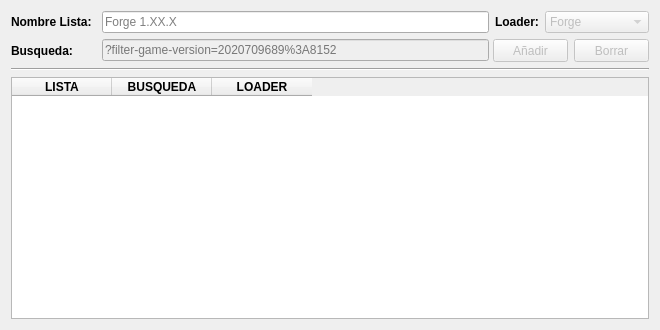
First picture: the form in pyqt_windows/lists_dialog.ui, repository MelonRodante/ModList, before the edit.
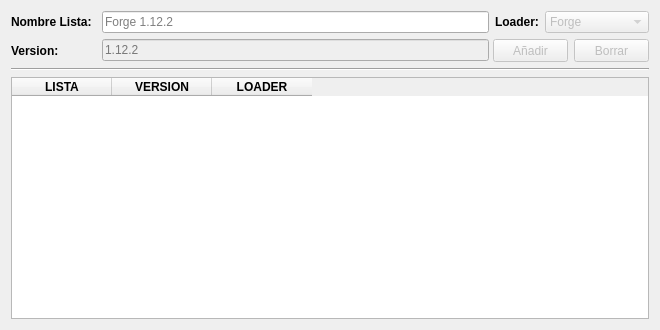
Second picture: the form after the edit. Icons and pictures are not drawn.

Commit message: Nuevo sistema de busqueda de mods (Falta por acabar)

Patch:
```diff
--- a/pyqt_windows/lists_dialog.ui
+++ b/pyqt_windows/lists_dialog.ui
@@ -81,7 +81,7 @@
         </size>
        </property>
        <property name="placeholderText">
-        <string>Forge 1.XX.X</string>
+        <string>Forge 1.12.2 </string>
        </property>
       </widget>
      </item>
@@ -155,7 +155,7 @@
         </font>
        </property>
        <property name="text">
-        <string>Busqueda:</string>
+        <string>Version:</string>
        </property>
       </widget>
      </item>
@@ -176,8 +176,11 @@
          <height>16777215</height>
         </size>
        </property>
+       <property name="text">
+        <string/>
+       </property>
        <property name="placeholderText">
-        <string>?filter-game-version=2020709689%3A8152</string>
+        <string>1.12.2</string>
        </property>
       </widget>
      </item>
@@ -258,7 +261,7 @@
      </column>
      <column>
       <property name="text">
-       <string>BUSQUEDA</string>
+       <string>VERSION</string>
       </property>
       <property name="font">
        <font>
```
Left out of the diff: 4 changed lines with no effect on the pictures. The commit also changes 10 other files.
